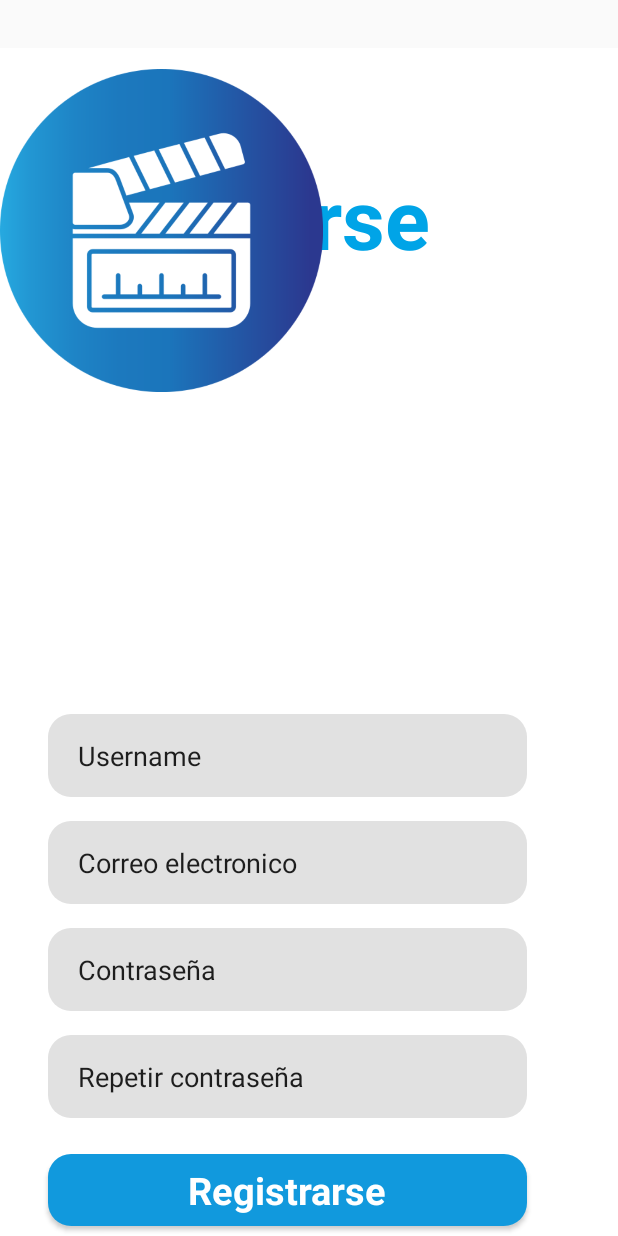
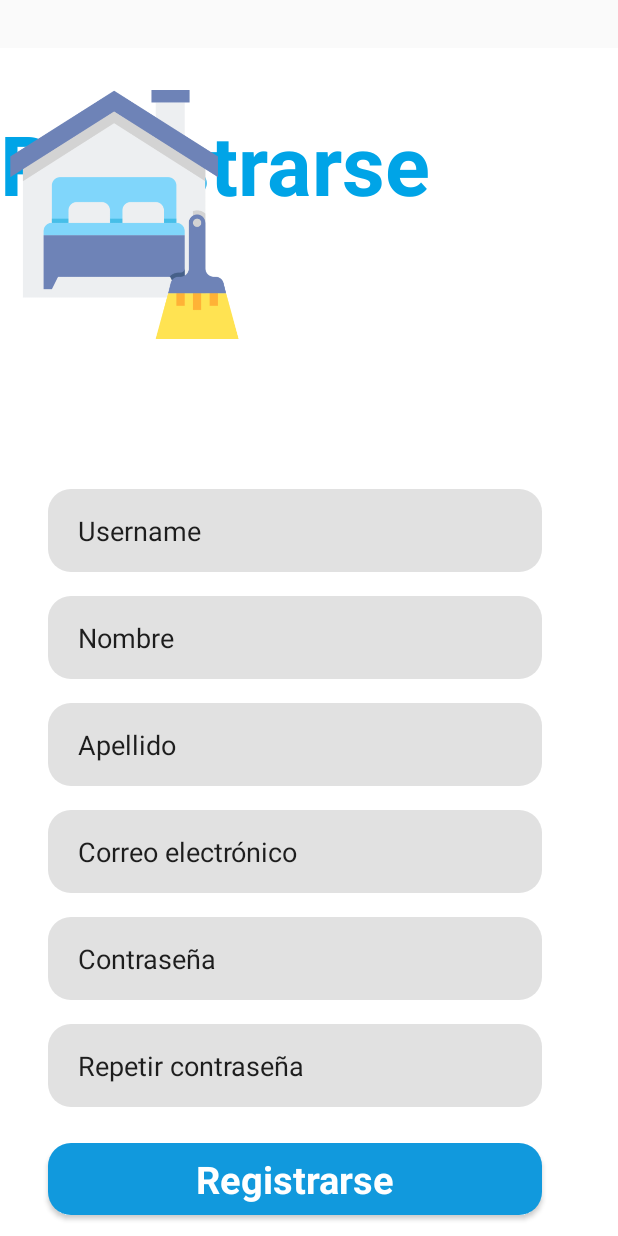
Before and after one commit to Sunimt/Foflix, an Android app: the layout activity_Registrarse.xml on its own in the app's theme, with its tools: preview values and no code run, on a phone screen of 412 x 824 dp. Run offline under Robolectric (Android 15) with nearby library versions, the phone set to English and light mode, and no system bars.

Commit message:
cambio de airbnb

```diff
--- a/app/src/main/res/layout/activity_Registrarse.xml
+++ b/app/src/main/res/layout/activity_Registrarse.xml
@@ -11,17 +11,17 @@
 
     <androidx.constraintlayout.widget.ConstraintLayout
         android:id="@+id/constraintLayout2"
-        android:layout_width="392dp"
-        android:layout_height="436dp"
+        android:layout_width="393dp"
+        android:layout_height="286dp"
         tools:ignore="MissingConstraints"
-        tools:layout_editor_absoluteX="-1dp"
+        tools:layout_editor_absoluteX="-5dp"
         tools:layout_editor_absoluteY="-34dp">
 
         <TextView
             android:id="@+id/textView3"
             android:layout_width="wrap_content"
             android:layout_height="wrap_content"
-            android:layout_marginTop="76dp"
+            android:layout_marginTop="40dp"
             android:text="Registrarse"
             android:textColor="#00A4E7"
             android:textSize="55sp"
@@ -31,22 +31,22 @@
             tools:layout_editor_absoluteX="54dp" />
 
         <ImageView
-            android:id="@+id/imageView2"
-            android:layout_width="215dp"
-            android:layout_height="243dp"
-            app:srcCompat="@drawable/claqueta"
-            tools:layout_editor_absoluteX="89dp"
-            tools:layout_editor_absoluteY="153dp" />
+            android:id="@+id/imageView3"
+            android:layout_width="166dp"
+            android:layout_height="222dp"
+            app:srcCompat="@drawable/servicio_de_limpieza"
+            tools:layout_editor_absoluteX="113dp"
+            tools:layout_editor_absoluteY="89dp" />
 
     </androidx.constraintlayout.widget.ConstraintLayout>
 
     <LinearLayout
-        android:layout_width="383dp"
-        android:layout_height="377dp"
+        android:layout_width="393dp"
+        android:layout_height="501dp"
         android:orientation="vertical"
         app:layout_constraintTop_toBottomOf="@+id/constraintLayout2"
-        tools:layout_editor_absoluteX="4dp"
-        tools:ignore="MissingConstraints">
+        tools:ignore="MissingConstraints"
+        tools:layout_editor_absoluteX="2dp">
 
         <EditText
             android:id="@+id/editTextText"
@@ -65,6 +65,38 @@
             tools:ignore="DuplicateIds" />
 
         <EditText
+            android:id="@+id/editTextText4"
+            android:layout_width="match_parent"
+            android:layout_height="55dp"
+            android:layout_marginStart="32dp"
+            android:layout_marginTop="8dp"
+            android:layout_marginEnd="32dp"
+            android:layout_marginBottom="8dp"
+            android:background="@drawable/editext_background"
+            android:ems="10"
+            android:inputType="text"
+            android:paddingStart="20dp"
+            android:text="Nombre"
+            android:textColorHint="#464646"
+            tools:ignore="DuplicateIds" />
+
+        <EditText
+            android:id="@+id/editTextText5"
+            android:layout_width="match_parent"
+            android:layout_height="55dp"
+            android:layout_marginStart="32dp"
+            android:layout_marginTop="8dp"
+            android:layout_marginEnd="32dp"
+            android:layout_marginBottom="8dp"
+            android:background="@drawable/editext_background"
+            android:ems="10"
+            android:inputType="text"
+            android:paddingStart="20dp"
+            android:text="Apellido"
+            android:textColorHint="#464646"
+            tools:ignore="DuplicateIds" />
+
+        <EditText
             android:id="@+id/editTextText1"
             android:layout_width="match_parent"
             android:layout_height="55dp"
@@ -76,7 +108,7 @@
             android:ems="10"
             android:inputType="text"
             android:paddingStart="20dp"
-            android:text="Correo electronico"
+            android:text="Correo electrónico"
             android:textColorHint="#464646" />
 
         <EditText
--- a/app/src/main/res/layout/activity_iniciarsesion.xml
+++ b/app/src/main/res/layout/activity_iniciarsesion.xml
@@ -22,7 +22,7 @@
             android:layout_width="wrap_content"
             android:layout_height="wrap_content"
             android:layout_marginTop="80dp"
-            android:text="Iniciar sesion"
+            android:text="Iniciar sesión"
             android:textColor="#00A4E7"
             android:textSize="55sp"
             android:textStyle="bold"
@@ -32,11 +32,11 @@
 
         <ImageView
             android:id="@+id/imageView2"
-            android:layout_width="215dp"
-            android:layout_height="243dp"
-            app:srcCompat="@drawable/claqueta"
-            tools:layout_editor_absoluteX="88dp"
-            tools:layout_editor_absoluteY="190dp" />
+            android:layout_width="280dp"
+            android:layout_height="440dp"
+            app:srcCompat="@drawable/fofo"
+            tools:layout_editor_absoluteX="55dp"
+            tools:layout_editor_absoluteY="97dp" />
 
     </androidx.constraintlayout.widget.ConstraintLayout>
 
@@ -96,7 +96,7 @@
             android:layout_marginEnd="32dp"
             android:layout_marginBottom="8dp"
             android:background="@drawable/btn_orance"
-            android:text="Iniciar Sesion"
+            android:text="Iniciar sesión"
             android:textColor="#FFFFFF"
             android:textSize="25sp"
             android:textStyle="bold" />
--- a/app/src/main/res/layout/activity_main.xml
+++ b/app/src/main/res/layout/activity_main.xml
@@ -73,7 +73,7 @@
             android:layout_marginEnd="32dp"
             android:layout_marginBottom="8dp"
             android:background="@drawable/background_btn_intro2"
-            android:text="Iniciar Sesion"
+            android:text="Iniciar sesión"
             android:textColor="#000000"
             android:textSize="25sp"
             android:textStyle="bold" />
```
Also changed, not shown: app/src/main/res/drawable/servicio_de_limpieza.png (added).
